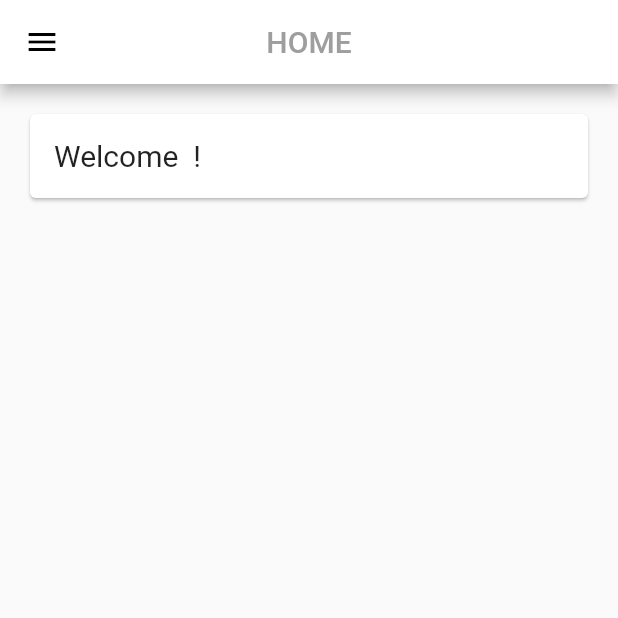
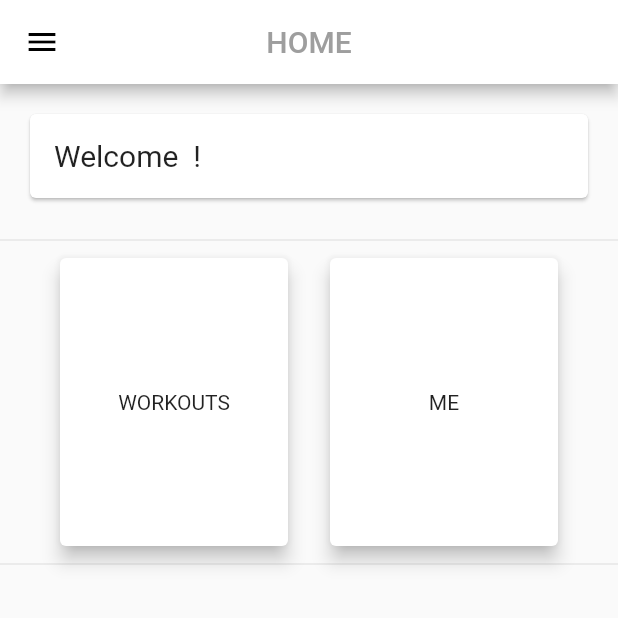
Before and after one commit to louminod/workout_planner, a Flutter app: the HomePage screen opened directly, on a phone screen of 412 x 824 dp, the top half of it. Run offline on Flutter 3.47's test engine with Material 2 defaults, Android fonts, the phone set to English and light mode, and no system bars; our stand-ins replace cloud_firestore, firebase_auth, firebase_core, percent_indicator; missing offline and left inert: timeline_list; accounts and stored records are empty.

Commit message:
Modifs home + profile + workout

```diff
--- a/lib/src/pages/home.dart
+++ b/lib/src/pages/home.dart
@@ -1,6 +1,7 @@
 import 'package:flutter/material.dart';
 import 'package:provider/provider.dart';
 import 'package:workout_planner/src/models/fullUser.dart';
+import 'package:workout_planner/src/routes/pageRoutes.dart';
 import 'package:workout_planner/src/widgets/customDrawer.dart';
 
 class HomePage extends StatelessWidget {
@@ -30,7 +31,46 @@ class HomePage extends StatelessWidget {
                 ],
               ),
             ),
-          )
+          ),
+          Divider(),
+          Container(
+            height: 200,
+            child: ListView(
+              shrinkWrap: true,
+              scrollDirection: Axis.horizontal,
+              children: <Widget>[
+                GestureDetector(
+                  child: Container(
+                    margin: EdgeInsets.symmetric(horizontal: 10),
+                    width: 160.0,
+                    child: Card(
+                        elevation: 5,
+                        child: Center(
+                          child: Text("WORKOUTS"),
+                        )),
+                  ),
+                  onTap: () {
+                    Navigator.pushReplacementNamed(context, PageRoutes.workout);
+                  },
+                ),
+                GestureDetector(
+                  child: Container(
+                    margin: EdgeInsets.symmetric(horizontal: 10),
+                    width: 160.0,
+                    child: Card(
+                        elevation: 5,
+                        child: Center(
+                          child: Text("ME"),
+                        )),
+                  ),
+                  onTap: () {
+                    Navigator.pushReplacementNamed(context, PageRoutes.profile);
+                  },
+                ),
+              ],
+            ),
+          ),
+          Divider(),
         ],
       ),
     );
```
Also changed, not shown: lib/src/components/pleaseLogin.dart (added, +32 -0 lines), lib/src/pages/profile/profile.dart (+17 -2 lines), lib/src/pages/workout/workout.dart (+2 -19 lines), lib/src/pages/workout/workoutDetail.dart (+9 -44 lines).
